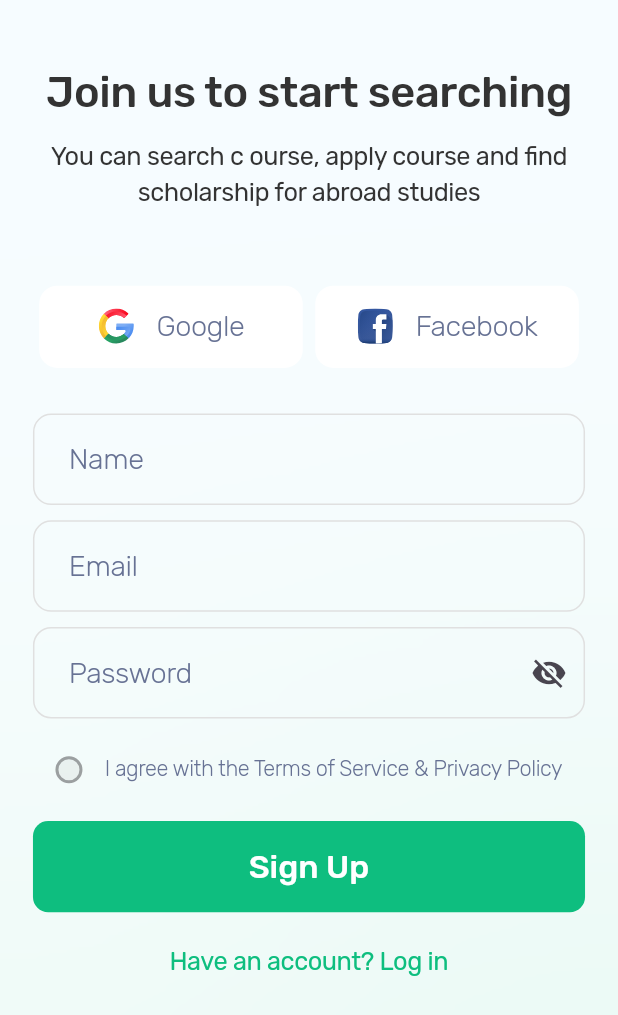
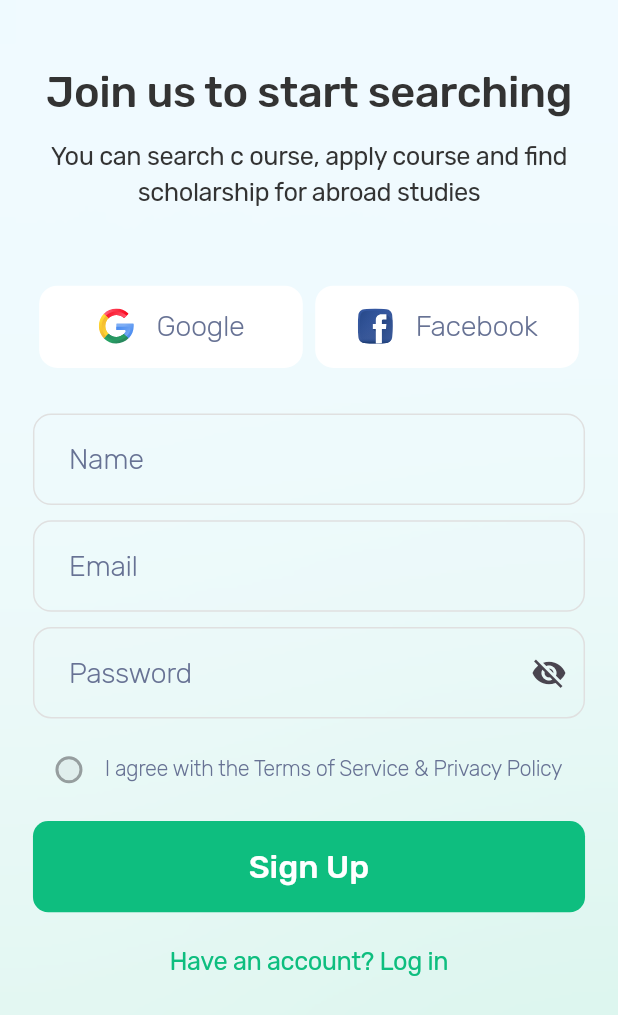
Before and after one commit to Korya25/Doctor-Hunt-app, a Flutter app: the screen it shows after launch, after a tap on "Get Started", on a phone screen of 412 x 824 dp. Shown: the top 1015 px of the screen. Run offline on Flutter 3.47's test engine with Material 3 defaults, Android fonts, the phone set to English and light mode, and no system bars; our stand-ins replace cached_network_image, flutter_rating_bar, flutter_screenutil, flutter_svg, gap, go_router and 2 more.

Commit message:
Refactor BackgroundScaffold to use CustomBlurredCircle for improved clarity and remove OnboardingBackgroundScaffold in favor of OnboardingBackground for better structure; update imports accordingly.

```diff
--- a/lib/core/presentation/views/background_scaffold.dart
+++ b/lib/core/presentation/views/background_scaffold.dart
@@ -1,7 +1,6 @@
-import 'dart:ui';
 import 'package:doctor_hunt/core/constant/app_colors.dart';
+import 'package:doctor_hunt/core/presentation/widgets/blurred_circle.dart';
 import 'package:flutter/material.dart';
-import 'package:flutter_screenutil/flutter_screenutil.dart';
 
 class BackgroundScaffold extends StatelessWidget {
   const BackgroundScaffold({
@@ -23,47 +22,19 @@ class BackgroundScaffold extends StatelessWidget {
       body: Stack(
         children: [
           Align(
-            alignment: const Alignment(-1.2, -1.2),
-            child: _buildBlurredCircle(
-              color: AppColors.topBackgroundContainer,
-              size: 216.w,
-              blurSigma: 269,
-              opacity: 0.3,
+            alignment: const Alignment(-1.3, -1.2),
+            child: CustomBlurredCircle(color: AppColors.topBackgroundContainer),
+          ),
+          Align(
+            alignment: const Alignment(1.2, 1.2),
+            child: CustomBlurredCircle(
+              color: AppColors.bottomBackgroundContainer,
             ),
           ),
 
-          Align(
-            alignment: const Alignment(1.2, 1.2),
-            child: _buildBlurredCircle(
-              color: AppColors.bottomBackgroundContainer,
-              size: 216.w,
-              blurSigma: 269,
-              opacity: 0.3,
-            ),
-          ),
           body,
         ],
       ),
     );
   }
-
-  Widget _buildBlurredCircle({
-    required Color color,
-    required double size,
-    double blurSigma = 50,
-    double opacity = 0.2,
-  }) {
-    return Container(
-      height: size,
-      width: size,
-      decoration: BoxDecoration(
-        shape: BoxShape.circle,
-        color: color.withOpacity(opacity),
-      ),
-      child: BackdropFilter(
-        filter: ImageFilter.blur(sigmaX: blurSigma, sigmaY: blurSigma),
-        child: Container(color: Colors.transparent),
-      ),
-    );
-  }
 }
--- a/lib/core/presentation/views/onboarding_background_scaffold.dart
+++ b/lib/core/presentation/views/onboarding_background.dart
@@ -1,10 +1,10 @@
-import 'dart:ui';
 import 'package:doctor_hunt/core/constant/app_colors.dart';
+import 'package:doctor_hunt/core/presentation/widgets/blurred_circle.dart';
 import 'package:flutter/material.dart';
 import 'package:flutter_screenutil/flutter_screenutil.dart';
 
-class OnboardingBackgroundScaffold extends StatelessWidget {
-  const OnboardingBackgroundScaffold({
+class OnboardingBackground extends StatelessWidget {
+  const OnboardingBackground({
     super.key,
     required this.child,
     required this.isTopContainerLeft,
@@ -19,11 +19,8 @@ class OnboardingBackgroundScaffold extends StatelessWidget {
         /// Bottom
         Align(
           alignment: const Alignment(1.2, 1.2),
-          child: _buildBlurredCircle(
+          child: CustomBlurredCircle(
             color: AppColors.bottomBackgroundContainer,
-            size: 216.w,
-            blurSigma: 269,
-            opacity: 0.3,
           ),
         ),
 
@@ -46,24 +43,4 @@ class OnboardingBackgroundScaffold extends StatelessWidget {
       ],
     );
   }
-
-  Widget _buildBlurredCircle({
-    required Color color,
-    required double size,
-    double blurSigma = 50,
-    double opacity = 0.2,
-  }) {
-    return Container(
-      height: size,
-      width: size,
-      decoration: BoxDecoration(
-        shape: BoxShape.circle,
-        color: color.withOpacity(opacity),
-      ),
-      child: BackdropFilter(
-        filter: ImageFilter.blur(sigmaX: blurSigma, sigmaY: blurSigma),
-        child: Container(color: Colors.transparent),
-      ),
-    );
-  }
 }
--- /dev/null
+++ b/lib/core/presentation/widgets/blurred_circle.dart
@@ -0,0 +1,36 @@
+import 'dart:ui';
+
+import 'package:flutter/material.dart';
+import 'package:flutter_screenutil/flutter_screenutil.dart';
+
+class CustomBlurredCircle extends StatelessWidget {
+  const CustomBlurredCircle({
+    super.key,
+    required this.color,
+    this.size,
+    this.blurSigma,
+    this.opacity,
+  });
+  final Color color;
+  final double? size;
+  final double? blurSigma;
+  final int? opacity;
+  @override
+  Widget build(BuildContext context) {
+    return Container(
+      height: size ?? 250.h,
+      width: size ?? 250.w,
+      decoration: BoxDecoration(
+        shape: BoxShape.circle,
+        color: color.withAlpha(opacity ?? 115),
+      ),
+      child: BackdropFilter(
+        filter: ImageFilter.blur(
+          sigmaX: blurSigma ?? 269,
+          sigmaY: blurSigma ?? 269,
+        ),
+        child: Container(color: Colors.transparent),
+      ),
+    );
+  }
+}
--- a/lib/features/onboarding/presentation/views/onboarding_view_body.dart
+++ b/lib/features/onboarding/presentation/views/onboarding_view_body.dart
@@ -1,5 +1,5 @@
 import 'package:doctor_hunt/core/constant/app_values.dart';
-import 'package:doctor_hunt/core/presentation/views/onboarding_background_scaffold.dart';
+import 'package:doctor_hunt/core/presentation/views/onboarding_background.dart';
 import 'package:doctor_hunt/core/resources/app_routes.dart';
 import 'package:doctor_hunt/features/onboarding/data/models/onboarding_model.dart';
 import 'package:doctor_hunt/features/onboarding/presentation/widgets/onboarding_buttom.dart';
@@ -54,7 +54,7 @@ class _OnboardingViewBodyState extends State<OnboardingViewBody> {
   @override
   Widget build(BuildContext context) {
     return SafeArea(
-      child: OnboardingBackgroundScaffold(
+      child: OnboardingBackground(
         isTopContainerLeft: currentIndex % 2 == 0,
         child: Column(
           children: [
```
